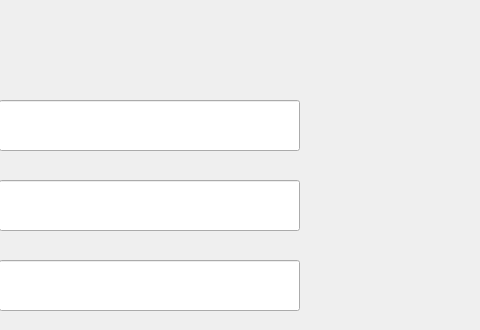
Qt form second_client/client.ui (SSStea/Computer-Network-Course-Design) before a commit; both pictures show x 231 to 711 and y 0 to 330 of the 711 by 548 pixel window.
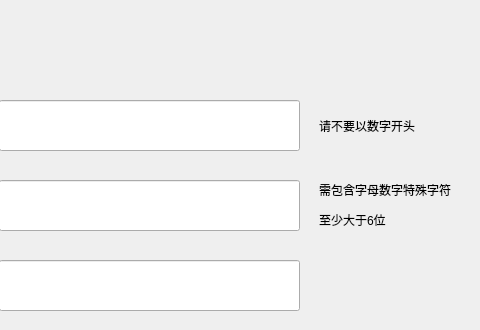
The same form after that commit. The open tabs and pages were chosen to show the change.

Commit message: 第二部分：登陆后只显示在线的用户

```diff
--- a/second_client/client.ui
+++ b/second_client/client.ui
@@ -343,6 +343,32 @@
       </rect>
      </property>
     </widget>
+    <widget class="QLabel" name="label">
+     <property name="geometry">
+      <rect>
+       <x>560</x>
+       <y>110</y>
+       <width>111</width>
+       <height>31</height>
+      </rect>
+     </property>
+     <property name="text">
+      <string>请不要以数字开头</string>
+     </property>
+    </widget>
+    <widget class="QLabel" name="label_2">
+     <property name="geometry">
+      <rect>
+       <x>560</x>
+       <y>180</y>
+       <width>141</width>
+       <height>51</height>
+      </rect>
+     </property>
+     <property name="text">
+      <string>&lt;html&gt;&lt;head/&gt;&lt;body&gt;&lt;p&gt;需包含字母数字特殊字符&lt;/p&gt;&lt;p&gt;至少大于6位&lt;/p&gt;&lt;/body&gt;&lt;/html&gt;</string>
+     </property>
+    </widget>
    </widget>
    <widget class="QWidget" name="user">
     <widget class="QListWidget" name="chatListWidget">
```
The commit also changes 1 other file.
